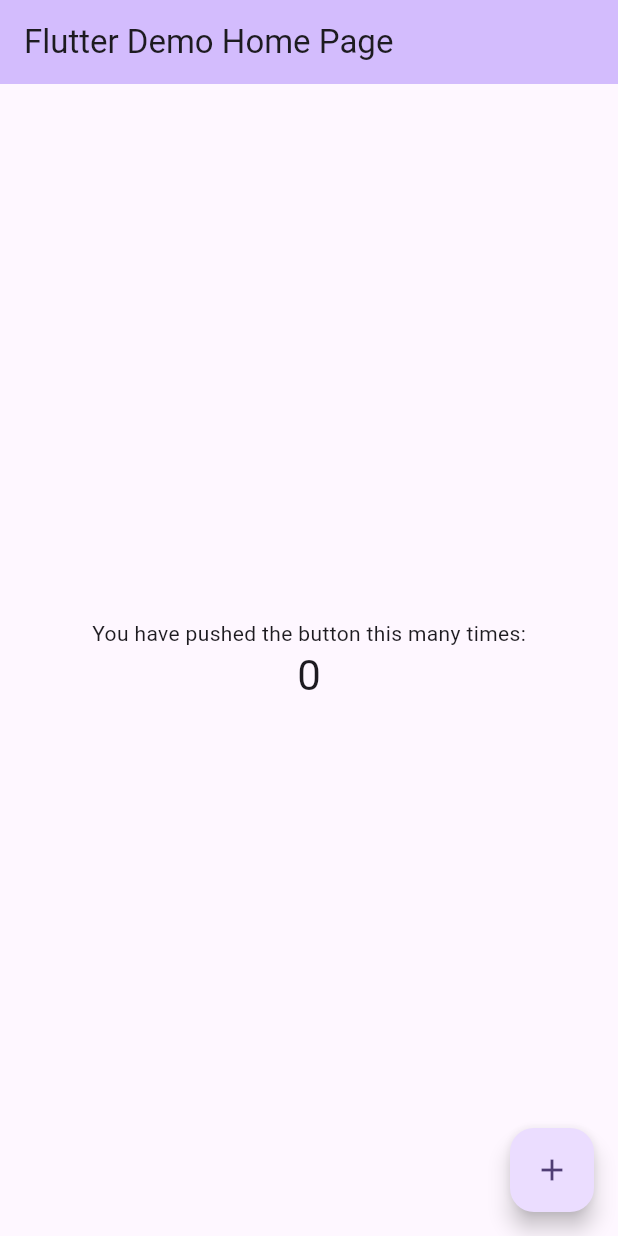
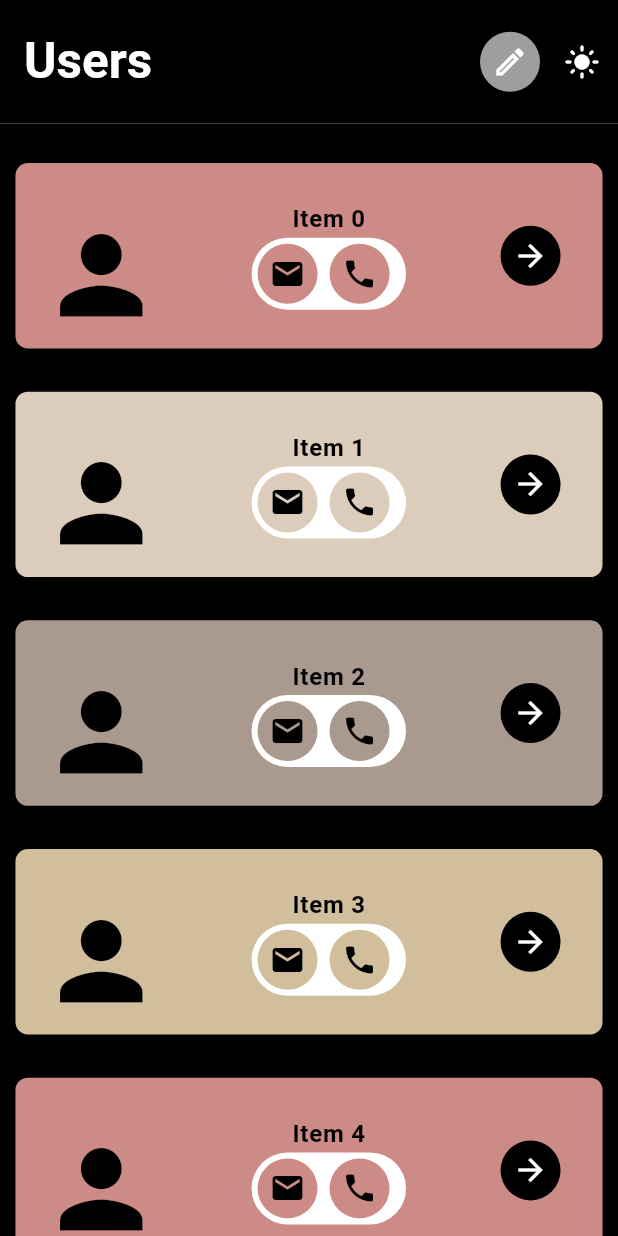
Before and after one commit to Mostafa-Elzohirey/sprints_profile_management_project, a Flutter app: the screen it shows after launch, on a phone screen of 412 x 824 dp. Run offline on Flutter 3.47's test engine with Material 3 defaults, Android fonts, the phone set to English and light mode, and no system bars.

Commit message:
users_list

```diff
--- a/lib/main.dart
+++ b/lib/main.dart
@@ -1,7 +1,15 @@
 import 'package:flutter/material.dart';
+import 'package:provider/provider.dart';
+import 'package:sprints_profile_management_project/pages/user_list/user_list.dart';
+import 'package:sprints_profile_management_project/theme/theme_provider.dart';
 
 void main() {
-  runApp(const MyApp());
+  runApp(
+    ChangeNotifierProvider(
+      create: (context) => ThemeProvider(),
+      child: const MyApp(),
+    )
+  );
 }
 
 class MyApp extends StatelessWidget {
@@ -11,60 +19,9 @@ class MyApp extends StatelessWidget {
   @override
   Widget build(BuildContext context) {
     return MaterialApp(
-      title: 'Flutter Demo',
-      theme: ThemeData(
-        colorScheme: ColorScheme.fromSeed(seedColor: Colors.deepPurple),
-        useMaterial3: true,
-      ),
-      home: const MyHomePage(title: 'Flutter Demo Home Page'),
+      title: 'User Profile Management',
+      theme: Provider.of<ThemeProvider>(context).themeData,
+      home: const UserListPage(),
     );
   }
 }
-
-class MyHomePage extends StatefulWidget {
-  const MyHomePage({super.key, required this.title});
-
-  final String title;
-
-  @override
-  State<MyHomePage> createState() => _MyHomePageState();
-}
-
-class _MyHomePageState extends State<MyHomePage> {
-  int _counter = 0;
-
-  void _incrementCounter() {
-    setState(() {
-      _counter++;
-    });
-  }
-
-  @override
-  Widget build(BuildContext context) {
-    return Scaffold(
-      appBar: AppBar(
-        backgroundColor: Theme.of(context).colorScheme.inversePrimary,
-        title: Text(widget.title),
-      ),
-      body: Center(
-        child: Column(
-          mainAxisAlignment: MainAxisAlignment.center,
-          children: <Widget>[
-            const Text(
-              'You have pushed the button this many times:',
-            ),
-            Text(
-              '$_counter',
-              style: Theme.of(context).textTheme.headlineMedium,
-            ),
-          ],
-        ),
-      ),
-      floatingActionButton: FloatingActionButton(
-        onPressed: _incrementCounter,
-        tooltip: 'Increment',
-        child: const Icon(Icons.add),
-      ), // This trailing comma makes auto-formatting nicer for build methods.
-    );
-  }
-}
--- /dev/null
+++ b/lib/pages/user_list/components/user_card.dart
@@ -0,0 +1,112 @@
+import 'package:flutter/material.dart';
+import 'package:sprints_profile_management_project/pages/user_list/components/alert_dialog.dart';
+import 'package:sprints_profile_management_project/theme/app_colors.dart';
+
+class UserCard extends StatefulWidget {
+  const UserCard({super.key, required this.index});
+
+  final int index;
+
+  @override
+  State<UserCard> createState() => _UserCardState();
+}
+
+class _UserCardState extends State<UserCard> {
+  List<int> items = List<int>.generate(100, (int index) => index);
+
+  @override
+  Widget build(BuildContext context) {
+    return Dismissible(
+      background: Container(
+        color: Colors.red,
+        alignment: Alignment(-1, 0),
+        padding: EdgeInsets.all(MediaQuery.of(context).size.height*0.01),
+        child: const Icon(Icons.delete),
+      ),
+      onDismissed: (direction) {
+        showDialog(
+          context: context,
+          builder: (context) => DeleteAlert()
+        );
+      },
+      key: ValueKey<int>(items[widget.index]),
+      child: DecoratedBox(
+        decoration: BoxDecoration(
+          color: AppColors.itemsColors[widget.index % AppColors.itemsColors.length],
+          borderRadius: BorderRadius.circular(MediaQuery.of(context).size.height*0.01),
+        ),
+        child: ListTile(
+          minTileHeight: MediaQuery.of(context).size.height*0.15,
+          leading: Icon(
+            Icons.person,
+            color: Colors.black,
+            size: MediaQuery.of(context).size.height*0.1,
+          ),
+          title: Column(
+            children: [
+              Text(
+                "Item ${items[widget.index]}",
+                style: TextStyle(
+                  color: Colors.black,
+                  fontWeight: FontWeight.bold
+                ),
+              ),
+              SizedBox(
+                width: MediaQuery.of(context).size.width*0.25,
+                child: DecoratedBox(
+                  decoration: BoxDecoration(
+                    color: Colors.white,
+                    borderRadius: BorderRadius.circular(MediaQuery.of(context).size.width*0.5),
+                  ),
+                  child: Row(
+                    children: [
+                      IconButton(
+                        onPressed: () {
+
+                        },
+                        style: IconButton.styleFrom(
+                          shape: CircleBorder(),
+                          backgroundColor: AppColors.itemsColors[widget.index % AppColors.itemsColors.length]
+                        ),
+                        icon: Icon(
+                          Icons.mail,
+                          color: Colors.black
+                        )
+                      ),
+                      IconButton(
+                        onPressed: () {
+
+                        },
+                        style: IconButton.styleFrom(
+                          shape: CircleBorder(),
+                          backgroundColor: AppColors.itemsColors[widget.index % AppColors.itemsColors.length]
+                        ),
+                        icon: Icon(
+                          Icons.phone,
+                          color: Colors.black
+                        )
+                      ),
+                    ],
+                  )
+                )
+              )
+            ],
+          ),
+          trailing: IconButton(
+            onPressed: () {
+
+            },
+            style: IconButton.styleFrom(
+              backgroundColor: Colors.black,
+              shape: CircleBorder()
+            ),
+            icon: Icon(
+              Icons.arrow_forward,
+              color: Colors.white,
+            )
+          ),
+        ),
+      )
+    );
+  }
+}
--- /dev/null
+++ b/lib/pages/user_list/user_list.dart
@@ -0,0 +1,85 @@
+import 'package:flutter/material.dart';
+import 'package:provider/provider.dart';
+import 'package:sprints_profile_management_project/pages/user_details/create_new.dart';
+import 'package:sprints_profile_management_project/pages/user_list/components/user_card.dart';
+import 'package:sprints_profile_management_project/theme/theme.dart';
+import 'package:sprints_profile_management_project/theme/theme_provider.dart';
+import 'package:sprints_profile_management_project/utils/navigation.dart';
+
+class UserListPage extends StatefulWidget {
+  const UserListPage({super.key});
+
+  @override
+  State<UserListPage> createState() => _UserListPageState();
+}
+
+class _UserListPageState extends State<UserListPage> {
+  List<int> items = List<int>.generate(100, (int index) => index);
+
+  @override
+  Widget build(BuildContext context) {
+    return Scaffold(
+      appBar: AppBar(
+        backgroundColor: Theme.of(context).colorScheme.inversePrimary,
+        toolbarHeight: MediaQuery.of(context).size.height*0.1,
+        title: Text(
+          "Users",
+          style: TextStyle(
+            fontSize: MediaQuery.of(context).size.height*0.04,
+            fontWeight: FontWeight.bold,
+            color: Theme.of(context).colorScheme.primary
+          ),
+        ),
+        actions: [
+          IconButton(
+            onPressed: () {
+              context.push(CreateNew());
+            },
+            style: IconButton.styleFrom(
+              shape: CircleBorder(),
+              backgroundColor: Colors.grey
+            ),
+            icon: Icon(
+              Icons.edit_outlined,
+              color: Colors.white
+            )
+          ),
+          IconButton(
+            onPressed: () {
+              Provider.of<ThemeProvider>(context, listen: false).toggleTheme();
+              setState(() {
+              });
+            },
+            icon: Icon(
+              Provider.of<ThemeProvider>(context, listen: false).themeData == lightMode ?
+                Icons.light_mode : Icons.dark_mode,
+              color: Theme.of(context).colorScheme.primary
+            )
+          )
+        ],
+      ),
+      body: Container(
+        color: Theme.of(context).colorScheme.inversePrimary,
+        child: SizedBox(
+          width: MediaQuery.of(context).size.width,
+          height: MediaQuery.of(context).size.height*0.9,
+          child: ListView.builder(
+            itemCount: items.length,
+            padding: const EdgeInsets.symmetric(vertical: 16),
+            itemBuilder: (BuildContext context, int index) {
+              return Column(
+                children: [
+                  Container(
+                    margin: EdgeInsets.all(MediaQuery.of(context).size.width*0.025),
+                    child: UserCard(index: index)
+                  ),
+                  SizedBox(height: MediaQuery.of(context).size.height*0.01)
+                ],
+              );
+            }
+          )
+        )
+      ),
+    );
+  }
+}
--- /dev/null
+++ b/lib/theme/app_colors.dart
@@ -0,0 +1,10 @@
+import 'package:flutter/material.dart';
+
+class AppColors {
+  static const List<Color> itemsColors = [
+    Color.fromARGB(255, 204, 139, 134),
+    Color.fromARGB(255, 220, 204, 187),
+    Color.fromARGB(255, 170, 153, 143),
+    Color.fromARGB(255, 209, 190, 156),
+  ];
+}
--- /dev/null
+++ b/lib/theme/theme.dart
@@ -0,0 +1,17 @@
+import 'package:flutter/material.dart';
+
+ThemeData lightMode = ThemeData(
+  brightness: Brightness.light,
+  colorScheme: ColorScheme.light(
+    primary: Colors.white,
+    inversePrimary: Colors.black,
+  )
+);
+
+ThemeData darkMode = ThemeData(
+  brightness: Brightness.dark,
+  colorScheme: ColorScheme.dark(
+    primary: Colors.black,
+    inversePrimary: Colors.white,
+  )
+);
--- /dev/null
+++ b/lib/theme/theme_provider.dart
@@ -0,0 +1,23 @@
+import 'package:flutter/material.dart';
+import 'package:sprints_profile_management_project/theme/theme.dart';
+
+class ThemeProvider with ChangeNotifier {
+  ThemeData _themeData = lightMode;
+
+  ThemeData get themeData => _themeData;
+
+  set themeData(ThemeData themeData) {
+    _themeData = themeData;
+    notifyListeners();
+  }
+
+  void toggleTheme() {
+    if (_themeData == lightMode) {
+      _themeData = darkMode;
+    }
+    else {
+      _themeData = lightMode;
+    }
+    notifyListeners();
+  }
+}
--- a/pubspec.yaml
+++ b/pubspec.yaml
@@ -34,6 +34,7 @@ dependencies:
   # The following adds the Cupertino Icons font to your application.
   # Use with the CupertinoIcons class for iOS style icons.
   cupertino_icons: ^1.0.8
+  provider:
 
 dev_dependencies:
   flutter_test:
```
Also changed, not shown: lib/pages/user_details/create_new.dart (added, +85 -0 lines), lib/pages/user_details/edit.dart (added, +15 -0 lines), lib/pages/user_details/user_form.dart (added, +81 -0 lines), lib/pages/user_list/components/alert_dialog.dart (added, +56 -0 lines), lib/utils/navigation.dart (added, +84 -0 lines), lib/pages/user_details/go_to_edit.dart (added).
